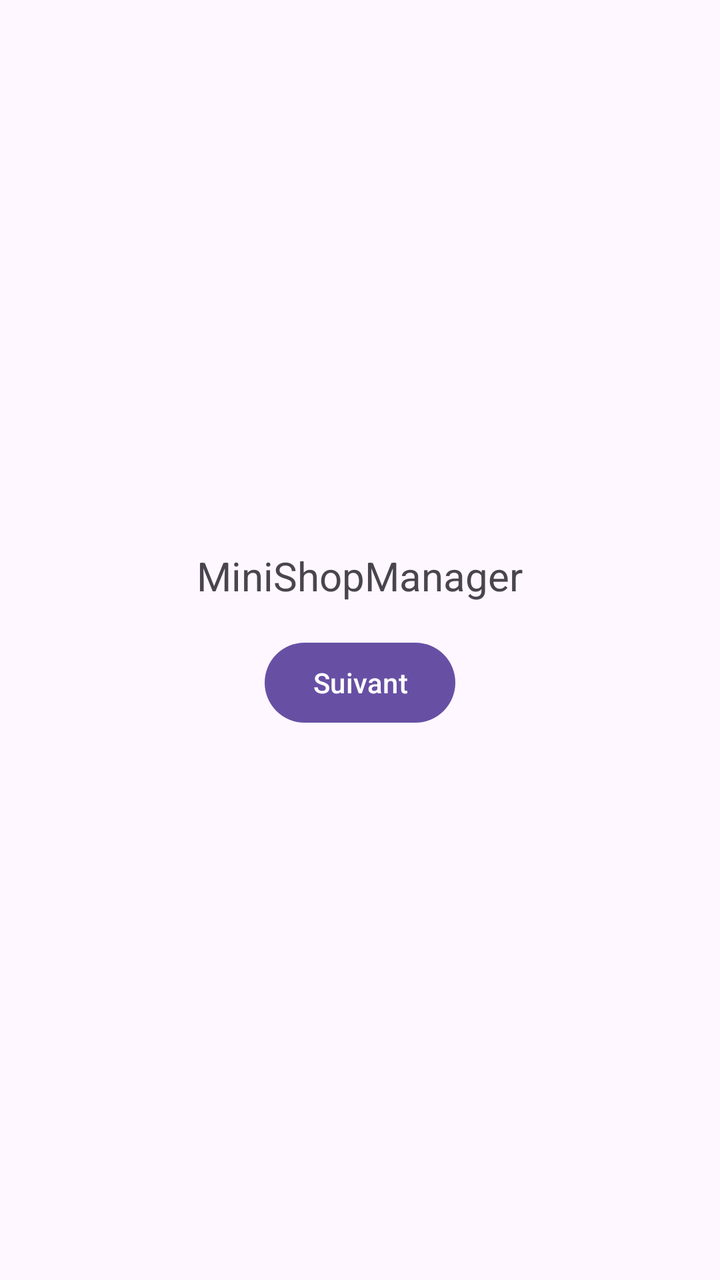
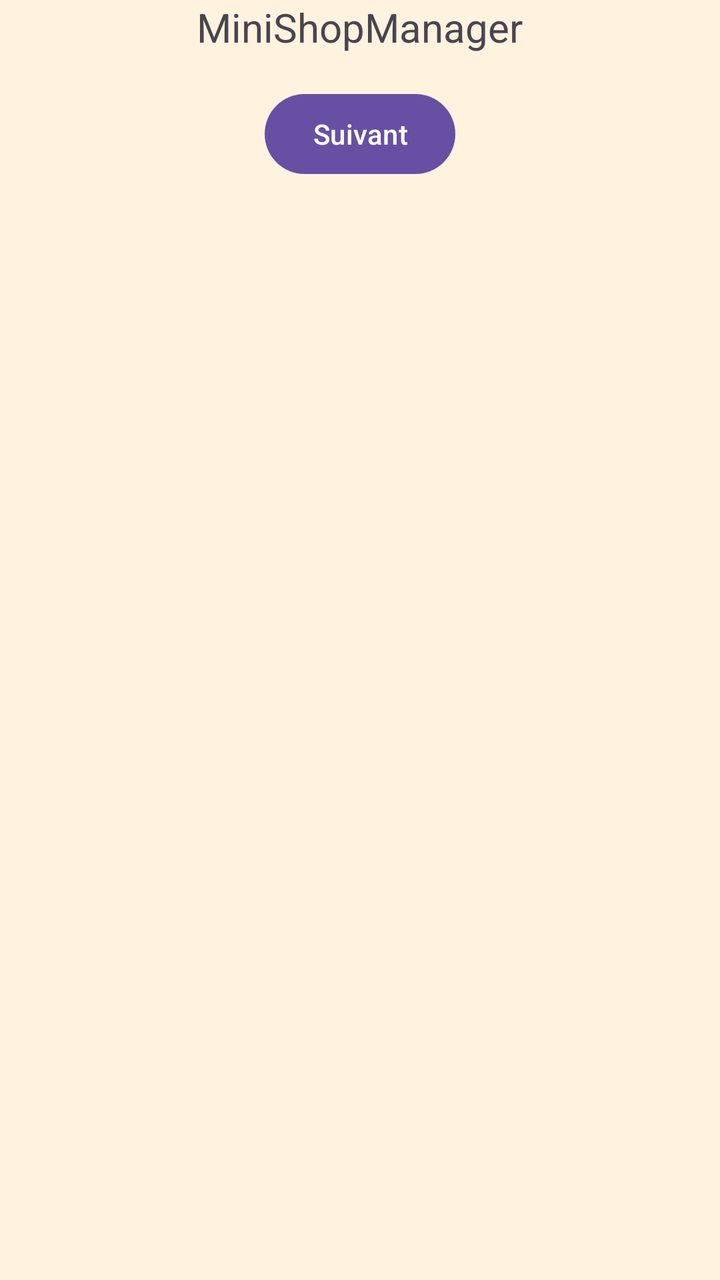

The first picture is an Android layout as it rendered before a commit; the second is the same layout after the commit. The layout source and the unified diff follow.
<!-- AndroidManifest.xml: application theme Theme.MiniShopManager -->
<!-- res/layout/activity_main.xml -->
<?xml version="1.0" encoding="utf-8"?>
<LinearLayout xmlns:android="http://schemas.android.com/apk/res/android"
    android:id="@+id/main"
    android:layout_width="match_parent"
    android:layout_height="match_parent"
    android:gravity="center"
    android:orientation="vertical">

    <TextView
        android:id="@+id/tvName"
        android:layout_width="wrap_content"
        android:layout_height="wrap_content"
        android:paddingBottom="16dp"
        android:text="MiniShopManager"
        android:textSize="20sp" />

    <Button
        android:id="@+id/btnNext"
        android:layout_width="wrap_content"
        android:layout_height="wrap_content"
        android:text="Suivant" />
</LinearLayout>
<!-- resources referenced by this layout -->
<resources>
  <style name="Theme.MiniShopManager" parent="Base.Theme.MiniShopManager" />
  <style name="Base.Theme.MiniShopManager" parent="Theme.Material3.DayNight.NoActionBar">
          
          
      </style>
</resources>

<!-- the commit's change to res/layout/activity_main.xml (unified diff, before → after) -->
@@ -1,9 +1,10 @@
 <?xml version="1.0" encoding="utf-8"?>
 <LinearLayout xmlns:android="http://schemas.android.com/apk/res/android"
+    android:background="#FFF3E0"
     android:id="@+id/main"
     android:layout_width="match_parent"
     android:layout_height="match_parent"
-    android:gravity="center"
+    android:gravity="center_horizontal"
     android:orientation="vertical">
 
     <TextView
@@ -19,4 +20,9 @@
         android:layout_width="wrap_content"
         android:layout_height="wrap_content"
         android:text="Suivant" />
+    <ListView
+        android:id="@+id/listViewProduits"
+        android:layout_width="match_parent"
+        android:layout_height="0dp"
+        android:layout_weight="1" />
 </LinearLayout>
